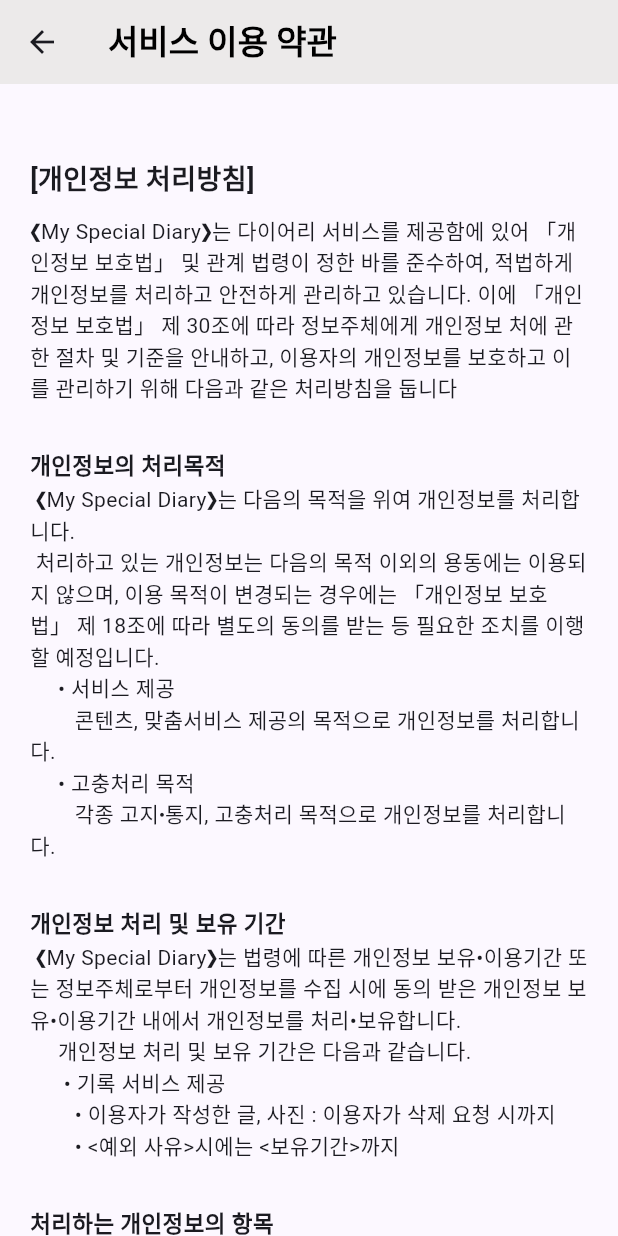
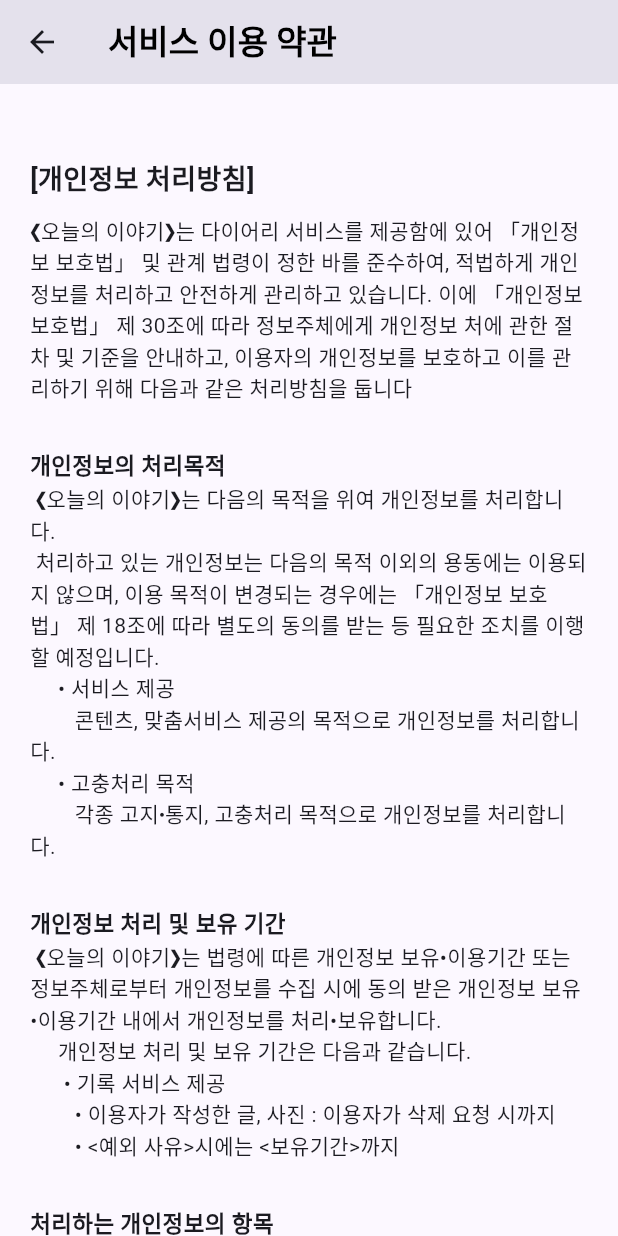
Before and after one commit to seolaox/special-diary, a Flutter app: the TermsOfService screen opened directly, on a phone screen of 412 x 824 dp. Run offline on Flutter 3.47's test engine with Material 2 defaults, Android fonts, the phone set to English and light mode, and no system bars; our stand-ins replace flutter_slidable, get, image_picker, motion_tab_bar_v2, shared_preferences, sqflite and 1 more; accounts and stored records are empty; Roboto replaces fonts that are missing (강원교육모두 Bold).

Commit message:
배포전 오버플로우 수정

```diff
--- a/special_diary/lib/eventdetail.dart
+++ b/special_diary/lib/eventdetail.dart
@@ -85,7 +85,7 @@
           child: Column(
             children: [
               Padding(
-                padding: const EdgeInsets.fromLTRB(270, 10, 3, 0),
+                padding: const EdgeInsets.fromLTRB(25, 10, 3, 0),
                 child: Row(
                   children: [
                     Text(
@@ -194,6 +194,7 @@
       onTap: () {
         //
       },
+      child: SingleChildScrollView(
         child: Container(
           width: 390,
           height: 230,
@@ -207,6 +208,7 @@
                 : DecorationImage(
                     image: FileImage(File(imageFile!.path)),
                     fit: BoxFit.cover,
+                  ),
           ),
         ),
       ),
--- a/special_diary/lib/service.dart
+++ b/special_diary/lib/service.dart
@@ -15,9 +15,9 @@
                 padding: const EdgeInsets.all(5.0),
                 child: Text(
                   cell,
-                  style: const TextStyle(
-                    color: Colors.black,
-                  ),
+                  // style: const TextStyle(
+                  //   color: Colors.black,
+                  // ),
                 ),
               ))
           .toList(), // Iterable을 리스트로 변환하는 메서드
@@ -32,9 +32,9 @@
                 padding: const EdgeInsets.all(5.0),
                 child: Text(
                   cell,
-                  style: const TextStyle(
-                    color: Colors.black,
-                  ),
+                  // style: const TextStyle(
+                  //   color: Colors.black,
+                  // ),
                 ),
               ))
           .toList(),
@@ -48,9 +48,9 @@
                 padding: const EdgeInsets.all(5.0),
                 child: Text(
                   cell,
-                  style: const TextStyle(
-                    color: Colors.black,
-                  ),
+                  // style: const TextStyle(
+                  //   color: Colors.black,
+                  // ),
                 ),
               ))
           .toList(),
@@ -59,7 +59,7 @@
 
     return Scaffold(
       appBar: AppBar(
-        backgroundColor: const Color.fromARGB(255, 236, 234, 234),
+        backgroundColor: Theme.of(context).colorScheme.surfaceVariant,
         title: const Text(
           '서비스 이용 약관',
           style: TextStyle(fontWeight: FontWeight.w600, color: Colors.black),
@@ -83,7 +83,7 @@
                   height: 10,
                 ),
                 const Text(
-                    '❮My Special Diary❯는 다이어리 서비스를 제공함에 있어 「개인정보 보호법」 및 관계 법령이 정한 바를 준수하여, 적법하게 개인정보를 처리하고 안전하게 관리하고 있습니다. 이에 「개인정보 보호법」 제 30조에 따라 정보주체에게 개인정보 처에 관한 절차 및 기준을 안내하고, 이용자의 개인정보를 보호하고 이를 관리하기 위해 다음과 같은 처리방침을 둡니다'),
+                    '❮오늘의 이야기❯는 다이어리 서비스를 제공함에 있어 「개인정보 보호법」 및 관계 법령이 정한 바를 준수하여, 적법하게 개인정보를 처리하고 안전하게 관리하고 있습니다. 이에 「개인정보 보호법」 제 30조에 따라 정보주체에게 개인정보 처에 관한 절차 및 기준을 안내하고, 이용자의 개인정보를 보호하고 이를 관리하기 위해 다음과 같은 처리방침을 둡니다'),
                 const SizedBox(
                   height: 30,
                 ),
@@ -92,7 +92,7 @@
                   style: TextStyle(fontSize: 15, fontWeight: FontWeight.bold),
                 ),
                 const Text(
-                    ' ❮My Special Diary❯는 다음의 목적을 위여 개인정보를 처리합니다. \n 처리하고 있는 개인정보는 다음의 목적 이외의 용동에는 이용되지 않으며, 이용 목적이 변경되는 경우에는 「개인정보 보호법」 제 18조에 따라 별도의 동의를 받는 등 필요한 조치를 이행할 예정입니다.'),
+                    ' ❮오늘의 이야기❯는 다음의 목적을 위여 개인정보를 처리합니다. \n 처리하고 있는 개인정보는 다음의 목적 이외의 용동에는 이용되지 않으며, 이용 목적이 변경되는 경우에는 「개인정보 보호법」 제 18조에 따라 별도의 동의를 받는 등 필요한 조치를 이행할 예정입니다.'),
                 const Text('     • 서비스 제공'),
                 const Text('        콘텐츠, 맞춤서비스 제공의 목적으로 개인정보를 처리합니다.'),
                 const Text('     • 고충처리 목적'),
@@ -105,7 +105,7 @@
                   style: TextStyle(fontSize: 15, fontWeight: FontWeight.bold),
                 ),
                 const Text(
-                    ' ❮My Special Diary❯는 법령에 따른 개인정보 보유•이용기간 또는 정보주체로부터 개인정보를 수집 시에 동의 받은 개인정보 보유•이용기간 내에서 개인정보를 처리•보유합니다.'),
+                    ' ❮오늘의 이야기❯는 법령에 따른 개인정보 보유•이용기간 또는 정보주체로부터 개인정보를 수집 시에 동의 받은 개인정보 보유•이용기간 내에서 개인정보를 처리•보유합니다.'),
                 const Text('     개인정보 처리 및 보유 기간은 다음과 같습니다.'),
                 const Text('      • 기록 서비스 제공'),
                 const Text('        • 이용자가 작성한 글, 사진 : 이용자가 삭제 요청 시까지'),
@@ -118,22 +118,29 @@
                   style: TextStyle(fontSize: 15, fontWeight: FontWeight.bold),
                 ),
                 const Text(
-                    '  ❮My Special Diary❯는 다음의 개인정보 항목을 처리하고 있습니다.'),
+                    '  ❮오늘의 이야기❯는 다음의 개인정보 항목을 처리하고 있습니다.'),
 
                     const SizedBox(height: 5,),
 
-                  Table(
-                      border: TableBorder.all(),
-                      defaultVerticalAlignment:TableCellVerticalAlignment.middle,
-                      defaultColumnWidth: const FixedColumnWidth(100.0),
-                      children:
-                        <TableRow>[
-                          _buildColoredTableRow(['서비스', '수집 목적', '수집 항목', '보유 및 이용시간'], Colors.grey[300]!),
-                          _buildColoredTableOneRow(['글 작성', '서비스 제공', '이용자 사진', '이용자의 삭제 요청 시까지']),
-                          _buildColoredTableTwoRow(['회원 관리', '고충처리 목적', '이메일 주소', '서비스 공급 완료 시까지']),
-                        ]
+                  Padding(
+  padding: const EdgeInsets.fromLTRB(0, 0, 20, 0),
+  child: Table(
+    border: TableBorder.all(),
+    defaultVerticalAlignment: TableCellVerticalAlignment.middle,
+    columnWidths: const <int, TableColumnWidth>{
+      0: FixedColumnWidth(70.0), // 첫 세 열의 너비를 50으로 설정
+      1: FixedColumnWidth(90.0),
+      2: FixedColumnWidth(80.0),
+      3: FixedColumnWidth(150.0), // 네 번째 열의 너비를 100으로 설정
+    },
+    children: <TableRow>[
+      _buildColoredTableRow(['서비스', '수집 목적', '수집 항목', '보유 및 이용시간'], Theme.of(context).colorScheme.surfaceVariant),
+      _buildColoredTableOneRow(['글 작성', '서비스 제공', '이용자 사진', '이용자의 삭제 요청 시까지']),
+      _buildColoredTableTwoRow(['회원 관리', '고충처리 목적', '이메일 주소', '서비스 공급 완료 시까지']),
+    ],
+  ),
+),
 
-                    ),
                 const SizedBox(
                   height: 30,
                 ),
@@ -141,13 +148,13 @@
                   '개인정보의 파기 절차 및 방법에 관한 사항',
                   style: TextStyle(fontSize: 15, fontWeight: FontWeight.bold),
                 ),
-                const Text('   ❮My Special Diary❯는 개인정보 보유기간의 경과, 처리목적 달성 등 개인정보가 불필요하게 되었을 때에는 지체없이 해당 개인정보를 파기합니다. 정보주체로부터 동의받은 개인정보 보유기간이 경과하거나 처리목적이 달성되었음에도 불구하고 다른 법령에 따라 개인정보를 계속 보존하여야 하는 경우에는, 해당 개인정보를 별도의 데이터 베이스(DB)로 옮기거나 보관장소를 달리하여 보존합니다.'),
+                const Text('   ❮오늘의 이야기❯는 개인정보 보유기간의 경과, 처리목적 달성 등 개인정보가 불필요하게 되었을 때에는 지체없이 해당 개인정보를 파기합니다. 정보주체로부터 동의받은 개인정보 보유기간이 경과하거나 처리목적이 달성되었음에도 불구하고 다른 법령에 따라 개인정보를 계속 보존하여야 하는 경우에는, 해당 개인정보를 별도의 데이터 베이스(DB)로 옮기거나 보관장소를 달리하여 보존합니다.'),
 
                 const Text(' 개인정보 파기의 절차 및 방법은 다음과 같습니다.'),
                 const Text(' 1. 파기절차'),
-                const Text(' ❮My Special Diary❯는 파기 사유가 발생한 개인정보를 선정하고, ❮My Special Diary❯의 개인 정보 보호책임자의 승인을 받아 개인정보를 파기합니다.'),
+                const Text(' ❮오늘의 이야기❯는 파기 사유가 발생한 개인정보를 선정하고, ❮오늘의 이야기❯의 개인 정보 보호책임자의 승인을 받아 개인정보를 파기합니다.'),
                 const Text(' 2. 파기방법'),
-                const Text(' ❮My Special Diary❯는 전자적 파일 형태로 기록•저장된 개인정보는 기록을 재생할 수 없도록 파기하며, 종이 문서에 기록•저장된 개인정보는 분쇄기로 분쇄하거나 소각하여 파기합니다'),
+                const Text(' ❮오늘의 이야기❯는 전자적 파일 형태로 기록•저장된 개인정보는 기록을 재생할 수 없도록 파기하며, 종이 문서에 기록•저장된 개인정보는 분쇄기로 분쇄하거나 소각하여 파기합니다'),
 
 
                 const SizedBox(
@@ -157,15 +164,15 @@
                   '정보주체와 법정대리인의 권리•의무 및 행사방법',
                   style: TextStyle(fontSize: 15, fontWeight: FontWeight.bold),
                 ),
-                const Text('① 정보주체는 ❮My Special Diary❯에 대해 언제든지 개인정보 열람•정정·삭제•처리정지 요구 등의 권리를 행사할 수 있습니다.'),
+                const Text('① 정보주체는 ❮오늘의 이야기❯에 대해 언제든지 개인정보 열람•정정·삭제•처리정지 요구 등의 권리를 행사할 수 있습니다.'),
                 const Text('※ 만 14세 미만 아동에 관한 개인정보의 열람등 요구는 법정대리인이 직접 해야 하며, 만 14세 이상의 미성년자인 정보주체는 정보주체의 개인정보에 관하여 미성년자 본인이 권리를 행사하거나 법정대리인을 통하여 권리를 행사할 수도 있습니다.'),
-                const Text('② 권리 행사는 ❮My Special Diary❯에 대해 「개인정보 보호법」 시행령 제41조 제1항에 따라 서면, 전자우편, 모사전송(FAX) 등을 통하여 하실 수 있으며, ❮My Special Diary❯는 이에 대해 지체없이 조치하겠습니다.'),
+                const Text('② 권리 행사는 ❮오늘의 이야기❯에 대해 「개인정보 보호법」 시행령 제41조 제1항에 따라 서면, 전자우편, 모사전송(FAX) 등을 통하여 하실 수 있으며, ❮오늘의 이야기❯는 이에 대해 지체없이 조치하겠습니다.'),
                 const Text('③ 권리 행사는 정보주체의 법정대리인이나 위임을 받은 자 등 대리인을 통하여 하실 수도 있습니다.'),
                 const Text('이 경우 "개인정보 처리 방법에 관한 고시(제2020-7호)" 별지 제11호 서식에 따른 위임장을 제출하셔야 합니다.'),
                 const Text('④ 개인정보 열람 및 처리정지 요구는 「개인정보 보호법」 제35조 제4항, 제37조 제2항에 의하여 정보주체의 권리가 제한 될 수 있습니다.'),
                 const Text('⑤ 개인정보의 정정 및 삭제 요구는 다른 법령에서 그 개인정보가 수집 대상으로 명시되어 있는 경우에는 그 삭제를 요구할 수 없습니다.'),
                 const Text('이 경우 "개인정보 처리 방법에 관한 고시(제2020-7호)" 별지 제11호 서식에 따른 위임장을 제출하셔야 합니다.'),
-                const Text(' ❮My Special Diary❯는 정보주체 권리에 따른 열람의 요구, 정정•삭제의 요구, 처리정지의 요구 시 열람 등 요구를 한 자가 본인이거나 정당한 대리인인지를 확인합니다.'),
+                const Text(' ❮오늘의 이야기❯는 정보주체 권리에 따른 열람의 요구, 정정•삭제의 요구, 처리정지의 요구 시 열람 등 요구를 한 자가 본인이거나 정당한 대리인인지를 확인합니다.'),
 
                 const SizedBox(
                   height: 30,
@@ -174,7 +181,7 @@
                   '개인정보의 안전성 확보조치',
                   style: TextStyle(fontSize: 15, fontWeight: FontWeight.bold),
                 ),
-                const Text(' ❮My Special Diary❯는 개인정보의 안전성 확보를 위해 다음과 같은 조치를 취하고 있습니다.'),
+                const Text(' ❮오늘의 이야기❯는 개인정보의 안전성 확보를 위해 다음과 같은 조치를 취하고 있습니다.'),
                 const Text('1. 관리적 조치 : 내부관리계획 수립• 시행'),
                 const Text('2. 기술적 조치 : 개인정보처리시스템 등의 접근권한 관리, 보안프로그램 설치 및 갱신'),
                 const SizedBox(
@@ -184,7 +191,7 @@
                   '개인정보 자동 수집 장치의 설치 운영 및 거부에 관한 사항',
                   style: TextStyle(fontSize: 15, fontWeight: FontWeight.bold),
                 ),
-                const Text(' ❮My Special Diary❯는 모바일 앱에서 온라인 맞춤형 광고를 위하여 광고식별자를 수집•이용 합니다. 정보주체는 모바일 단말기의 설정 변경을 통해 앱의 맞춤형 광고를 차단·허용할 수 있습니다.'),
+                const Text(' ❮오늘의 이야기❯는 모바일 앱에서 온라인 맞춤형 광고를 위하여 광고식별자를 수집•이용 합니다. 정보주체는 모바일 단말기의 설정 변경을 통해 앱의 맞춤형 광고를 차단·허용할 수 있습니다.'),
                 const Text('(1) (안드로이드) ① 설정 - ② 개인정보보호- ③ 광고 - ③ 광고 ID 재설정 또는 광고ID 삭제'),
                 const Text('(2) (아이폰) ① 설정 - ② 개인정보보호- ③ 추적 - ④ 앱이 추적을 요청하도록 허용 끔'),
                 const Text('※ 모바일 OS 버전에 따라 메뉴 및 방법이 다소 상이할 수 있습니다.'),
@@ -195,11 +202,11 @@
                   '개인정보 보호책임자',
                   style: TextStyle(fontSize: 15, fontWeight: FontWeight.bold),
                 ),
-                const Text('① ❮My Special Diary❯는 개인정보 처리에 관한 업무를 총괄해서 책임지고, 개인정보 처리와 관련한 정보주체의 불만처리 및 피해구제 등을 위하여 아래와 같이 개인정보 보호책임자를 지정하고 있습니다.'),
+                const Text('① ❮오늘의 이야기❯는 개인정보 처리에 관한 업무를 총괄해서 책임지고, 개인정보 처리와 관련한 정보주체의 불만처리 및 피해구제 등을 위하여 아래와 같이 개인정보 보호책임자를 지정하고 있습니다.'),
                 const Text('• 개인정보 보호책임자'),
                 const Text('    성명: 박설아'),
                 const Text('    연락처: seolaox89@gmail.com'),
-                const Text('② 정보주체는 ❮My Special Diary❯의 서비스를 이용하시면서 발생한 모든 개인정보보호 관련 문의, 불만처리, 피해구제 등에 관한 사항을 개인정보 보호책임자 및 담당부서로 문의할 수 있습니다. ❮My Special Diary❯는 정보주체의 문의에 대해 지체없이 답변 및 처리해드릴 것입니다.'),
+                const Text('② 정보주체는 ❮오늘의 이야기❯의 서비스를 이용하시면서 발생한 모든 개인정보보호 관련 문의, 불만처리, 피해구제 등에 관한 사항을 개인정보 보호책임자 및 담당부서로 문의할 수 있습니다. ❮오늘의 이야기❯는 정보주체의 문의에 대해 지체없이 답변 및 처리해드릴 것입니다.'),
                 const SizedBox(
                   height: 30,
                 ),
```
Also changed, not shown: special_diary/lib/eventinsert.dart (+15 -4 lines), special_diary/lib/eventupdate.dart (+13 -4 lines), special_diary/lib/mainpage.dart (+2 -6 lines), special_diary/lib/memopage.dart (+11 -4 lines). Lines whose indentation alone changed are shown as unchanged.
